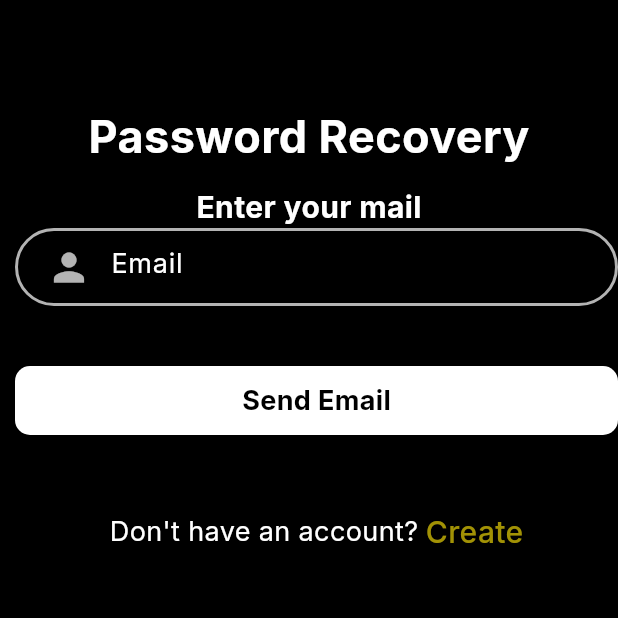
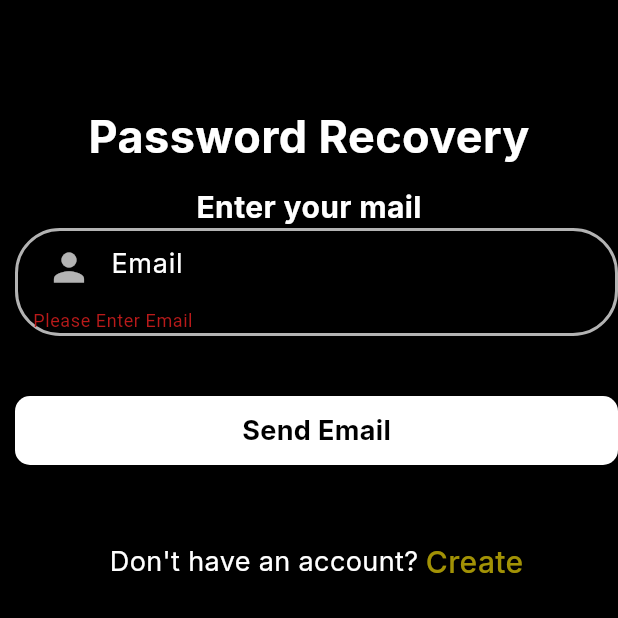
Before and after one commit to Hasib-39/Login_signup_app, a Flutter app: the ForgotPassword screen opened directly, after a tap on "Send Email", on a phone screen of 412 x 824 dp, the top half of it. Run offline on Flutter 3.47's test engine with Material 3 defaults, Android fonts, the phone set to English and light mode, and no system bars; our stand-ins replace firebase_auth, firebase_core; missing offline and left inert: authenticationapp; accounts and stored records are empty.

Commit message:
ForgotPassword functionality added

```diff
--- a/lib/forgot_password.dart
+++ b/lib/forgot_password.dart
@@ -1,3 +1,4 @@
+import 'package:firebase_auth/firebase_auth.dart';
 import 'package:flutter/material.dart';
 import 'package:login_signup/signup.dart';
 
@@ -9,6 +10,42 @@ class ForgotPassword extends StatefulWidget {
 }
 
 class _ForgotPasswordState extends State<ForgotPassword> {
+  String email = "";
+  TextEditingController mailcontroller = TextEditingController();
+
+  final _formkey = GlobalKey<FormState>();
+
+  resetPassword() async {
+    try{
+      await FirebaseAuth.instance.sendPasswordResetEmail(email: email);
+      ScaffoldMessenger.of(context).showSnackBar(
+        const SnackBar(
+            content: Text(
+              "Password reset email has been sent!",
+              style: TextStyle(
+                fontFamily: 'Inter',
+                fontSize: 20
+              ),
+            )
+        )
+      );
+    } on FirebaseAuthException catch (e) {
+      if(e.code == 'user-not-found'){
+        ScaffoldMessenger.of(context).showSnackBar(
+            const SnackBar(
+                content: Text(
+                  "No User found for that email.",
+                  style: TextStyle(
+                      fontFamily: 'Inter',
+                      fontSize: 20
+                  ),
+                )
+            )
+        );
+      }
+    }
+  }
+
   @override
   Widget build(BuildContext context) {
     return Scaffold(
@@ -16,10 +53,10 @@ class _ForgotPasswordState extends State<ForgotPassword> {
       body: Container(
         child: Column(
           children: [
-            SizedBox(height: 70,),
+            const SizedBox(height: 70,),
             Container(
               alignment: Alignment.topCenter,
-              child: Text(
+              child: const Text(
                   "Password Recovery",
                 style: TextStyle(
                   color: Colors.white,
@@ -29,8 +66,8 @@ class _ForgotPasswordState extends State<ForgotPassword> {
                 ),
               ),
             ),
-            SizedBox(height: 10,),
-            Text(
+            const SizedBox(height: 10,),
+            const Text(
               "Enter your mail",
               style: TextStyle(
                 color: Colors.white,
@@ -41,28 +78,30 @@ class _ForgotPasswordState extends State<ForgotPassword> {
             ),
             Expanded(
                 child: Form(
+                  key: _formkey,
                   child: Padding(
-                      padding: EdgeInsets.only(left: 10),
+                      padding: const EdgeInsets.only(left: 10),
                     child: ListView(
                       children: [
                         Container(
-                          padding: EdgeInsets.only(left: 10),
+                          padding: const EdgeInsets.only(left: 10),
                           decoration: BoxDecoration(
                             border: Border.all(color: Colors.white70, width: 2),
                             borderRadius: BorderRadius.circular(30)
                           ),
                           child: TextFormField(
+                            controller: mailcontroller,
                             validator: (value){
                               if (value == null || value.isEmpty) {
                                 return 'Please Enter Email';
                               }
                               return null;
                             },
-                            style: TextStyle(
+                            style: const TextStyle(
                               color: Colors.white,
                               fontFamily: 'Inter'
                             ),
-                            decoration: InputDecoration(
+                            decoration: const InputDecoration(
                               hintText: "Email",
                               hintStyle: TextStyle(
                                 fontSize: 18,
@@ -78,19 +117,24 @@ class _ForgotPasswordState extends State<ForgotPassword> {
                             ),
                           ),
                         ),
-                        SizedBox(height: 40,),
+                        const SizedBox(height: 40,),
                         GestureDetector(
                           onTap: (){
-
+                            if(_formkey.currentState!.validate()){
+                              setState(() {
+                                email=mailcontroller.text;
+                              });
+                              resetPassword();
+                            }
                           },
                           child: Container(
                             width: 140,
-                            padding: EdgeInsets.all(10),
+                            padding: const EdgeInsets.all(10),
                             decoration: BoxDecoration(
                               color: Colors.white,
                               borderRadius: BorderRadius.circular(10),
                             ),
-                            child: Center(
+                            child: const Center(
                               child: Text(
                                 "Send Email",
                                 style: TextStyle(
@@ -103,11 +147,11 @@ class _ForgotPasswordState extends State<ForgotPassword> {
                             ),
                           ),
                         ),
-                        SizedBox(height: 50,),
+                        const SizedBox(height: 50,),
                         Row(
                           mainAxisAlignment: MainAxisAlignment.center,
                           children: [
-                            Text(
+                            const Text(
                               "Don't have an account?",
                               style: TextStyle(
                                 fontSize: 18,
@@ -115,14 +159,14 @@ class _ForgotPasswordState extends State<ForgotPassword> {
                                 fontFamily: 'Inter'
                               ),
                             ),
-                            SizedBox(width: 5,),
+                            const SizedBox(width: 5,),
                             GestureDetector(
                               onTap: (){
                                 Navigator.push(context,
                                   MaterialPageRoute(builder: (context) => const Signup())
                                 );
                               },
-                              child: Text(
+                              child: const Text(
                                 "Create",
                                 style: TextStyle(
                                   color: Color.fromARGB(225, 184, 166, 6),
```
Also changed, not shown: lib/test.dart (+81 -150 lines).
